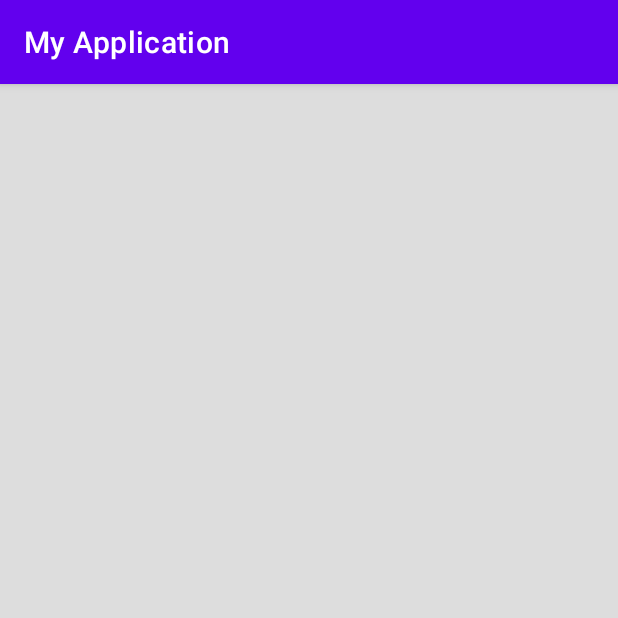
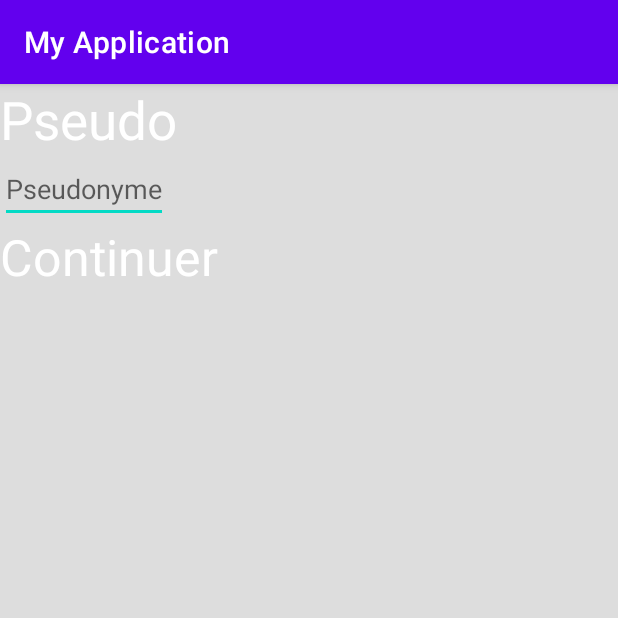
Before and after one commit to Lancoli/PlantGo, an Android app: the screen it shows after launch (MainActivity), on a phone screen of 412 x 824 dp, the top half of it. Run offline under Robolectric (Android 15) with nearby library versions, the phone set to English and light mode, and no system bars.

Commit message:
main activity update

```diff
--- a/PlantGoApp/app/src/main/java/com/example/myapplication/DecouvrirActivity.java
+++ b/PlantGoApp/app/src/main/java/com/example/myapplication/DecouvrirActivity.java
@@ -2,11 +2,9 @@ package com.example.myapplication;
 
 import androidx.appcompat.app.AppCompatActivity;
 
-import android.content.Intent;
 import android.os.Bundle;
 import android.view.View;
 import android.view.ViewGroup;
-import android.widget.ArrayAdapter;
 import android.widget.BaseAdapter;
 import android.widget.ListView;
 import android.widget.TextView;
@@ -74,7 +72,7 @@ public class DecouvrirActivity extends AppCompatActivity {
             Rando rando = randos.get(position);
             // pour récupérer les données de la rando, il suffira
             // de faire « rando.nomRando », « rando.lieuRando », etc …
-            View vieww = getLayoutInflater().inflate(R.layout.rando_activite, null);
+            View vieww = getLayoutInflater().inflate(R.layout.plant_list_item, null);
 
             // on recherche le champ de texte pour le nom de la rando :
             TextView nomRandoText = (TextView) vieww.findViewById(R.id.item_nom_rando);
--- a/PlantGoApp/app/src/main/java/com/example/myapplication/MainActivity.java
+++ b/PlantGoApp/app/src/main/java/com/example/myapplication/MainActivity.java
@@ -14,13 +14,8 @@ public class MainActivity extends AppCompatActivity {
         setContentView(R.layout.activity_main);
     }
 
-    public void onClickDecouvrir(View view) {
+    public void onClickSignUp(View view) {
         startActivity(new Intent(this,
                 DecouvrirActivity.class));
     }
-
-    public void onClickRandonner(View view) {
-        startActivity(new Intent(this,
-                RandonnerActivity.class));
-    }
 }
--- a/PlantGoApp/app/src/main/res/layout/activity_main.xml
+++ b/PlantGoApp/app/src/main/res/layout/activity_main.xml
@@ -10,8 +10,36 @@
     <LinearLayout
         android:layout_width="match_parent"
         android:layout_height="wrap_content"
-        android:orientation="vertical"
-        >
+        android:orientation="vertical">
+        <TextView
+            android:id="@+id/pageTitle"
+            android:layout_width="wrap_content"
+            android:layout_height="wrap_content"
+            android:layout_centerHorizontal="true"
+            android:layout_centerVertical="true"
+            android:text="Pseudo"
+            android:textSize="16pt"
+            android:textColor='@color/white' />
 
+        <EditText
+            android:id="@+id/pseudo_input"
+            android:layout_width="wrap_content"
+            android:layout_height="wrap_content"
+            android:inputType="text"
+            android:maxLines="1"
+            android:lines="1"
+            android:hint="@string/pseudo_input_placeholder"
+            />
+
+        <TextView
+            android:id="@+id/trail"
+            android:layout_width="wrap_content"
+            android:layout_height="wrap_content"
+            android:layout_centerVertical="true"
+            android:layout_centerHorizontal="true"
+            android:text="Continuer"
+            android:textSize='15pt'
+            android:textColor="@color/white"
+            android:onClick="onClickSignUp"/>
     </LinearLayout>
 </RelativeLayout>
--- a/PlantGoApp/app/src/main/res/values/strings.xml
+++ b/PlantGoApp/app/src/main/res/values/strings.xml
@@ -2,4 +2,6 @@
     <string name="app_name">My Application</string>
     <string name="help_icon_description">Aide</string>
     <string name="climate_map_description">Carte graphique des climats</string>
+    <string name="pseudo_input_placeholder">Pseudonyme</string>
+
 </resources>
```
Also changed, not shown: PlantGoApp/app/src/main/res/layout/plant_list_item.xml (renamed from PlantGoApp/app/src/main/res/layout/rando_activite.xml).
